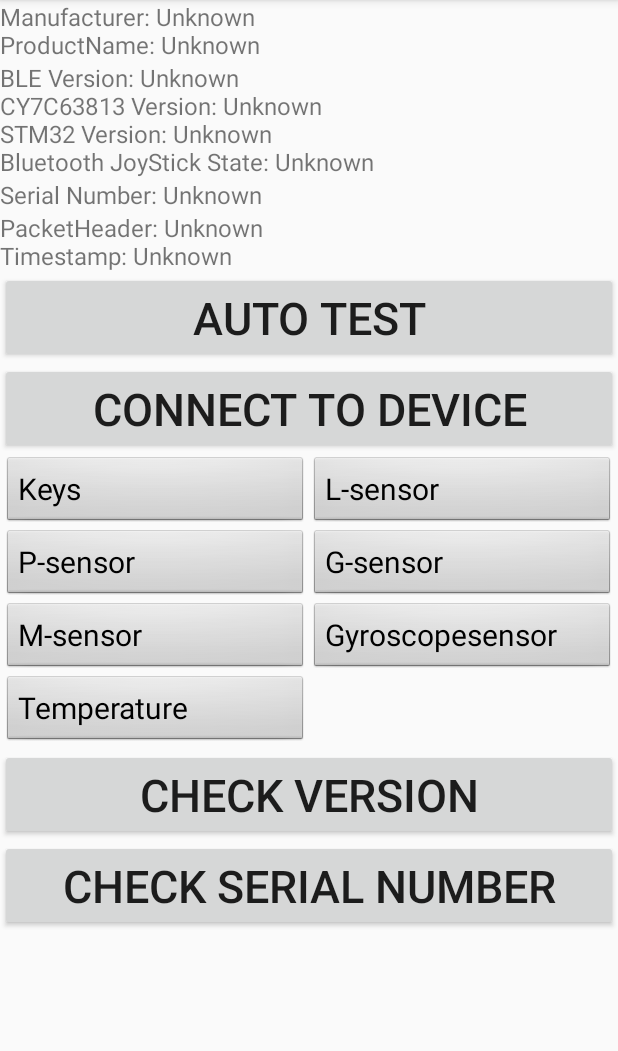
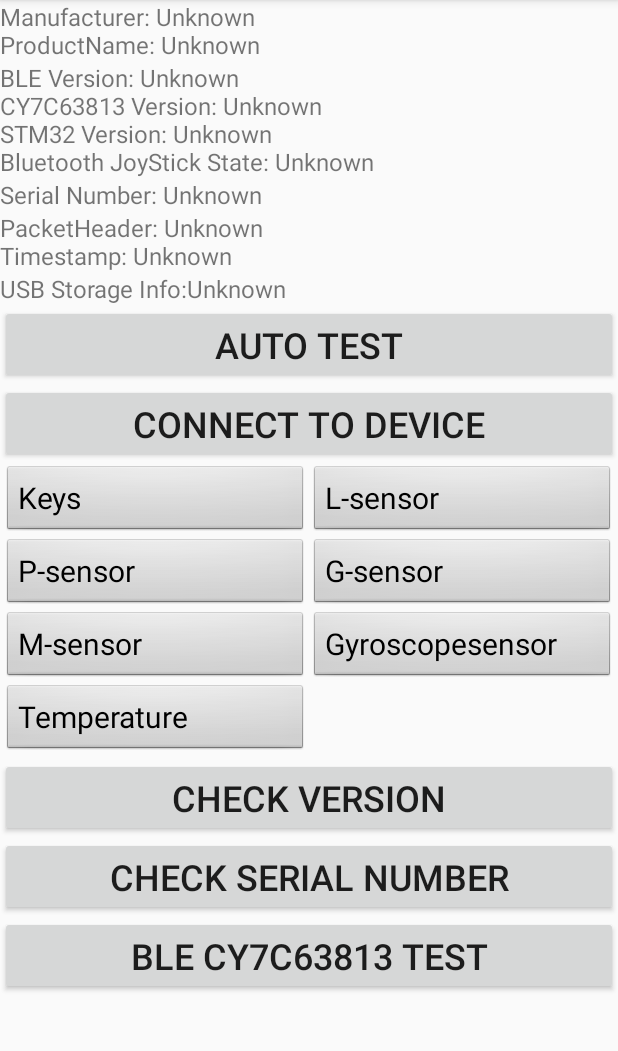
Before and after one commit to MeditationCat/DeviceTestApp, an Android app: the screen it shows after launch (DeviceTestApp), on a phone screen of 412 x 824 dp, the part 84-1135 px from its top. Run offline under Robolectric (Android 15) with nearby library versions, the phone set to English and light mode, and no system bars; 6 statements that could not run were skipped.

Commit message:
release2.2.0712

```diff
--- a/app/build.gradle
+++ b/app/build.gradle
@@ -8,8 +8,8 @@ android {
         applicationId "com.zhi_tech.devicetestapp"
         minSdkVersion 15
         targetSdkVersion 23
-        versionCode 3
-        versionName "2.1"
+        versionCode 4
+        versionName "2.2"
     }
     buildTypes {
         release {
--- a/app/src/main/java/com/zhi_tech/devicetestapp/DeviceTestApp.java
+++ b/app/src/main/java/com/zhi_tech/devicetestapp/DeviceTestApp.java
@@ -5,6 +5,7 @@ import android.content.BroadcastReceiver;
 import android.content.ComponentName;
 import android.content.Context;
 import android.content.Intent;
+import android.content.IntentFilter;
 import android.content.ServiceConnection;
 import android.content.SharedPreferences;
 import android.content.pm.PackageInfo;
@@ -35,9 +36,8 @@ import android.widget.GridView;
 import android.widget.TextView;
 import android.widget.Toast;
 
+import java.io.File;
 import java.io.UnsupportedEncodingException;
-import java.nio.ByteBuffer;
-import java.nio.CharBuffer;
 import java.util.ArrayList;
 import java.util.Locale;
 
@@ -54,9 +54,8 @@ public class DeviceTestApp extends AppCompatActivity implements OnItemClickListe
     private Button mBtCheckVersion;
     private Button mBtCheckSN;
     private Button mBleCy7c63813;
-    private Button mBtSetting;
 
-    private TextView textViewDeviceInfo, textViewPacket, textViewVersion, textViewSN;
+    private TextView textViewDeviceInfo, textViewPacket, textViewVersion, textViewSN, textViewUsbStorageInfo;
 
     public static byte result[] = new byte[AppDefine.DVT_NV_ARRAR_LEN]; //0 default; 1,success; 2,fail; 3,notest
     private boolean mCheckDataSuccess;
@@ -285,22 +284,22 @@ public class DeviceTestApp extends AppCompatActivity implements OnItemClickListe
         mBtCheckSN = (Button) findViewById(R.id.main_bt_checksn);
         mBtCheckSN.setOnClickListener(cl);
         mBleCy7c63813 = (Button) findViewById(R.id.main_bt_ble_cy7c63813);
-        mBtSetting = (Button) findViewById(R.id.main_bt_setting);
-        mBtSetting.setOnClickListener(cl);
-        mBtSetting.setVisibility(View.GONE);
+        mBleCy7c63813.setOnClickListener(cl);
 
         textViewDeviceInfo = (TextView) findViewById(R.id.textViewDeviceInfo);
         textViewPacket = (TextView) findViewById(R.id.textViewPacket);
         textViewVersion = (TextView) findViewById(R.id.textViewVersion);
         textViewSN = (TextView) findViewById(R.id.textViewSN);
+        textViewUsbStorageInfo = (TextView) findViewById(R.id.textViewUsbStorageInfo);
 
         if (IsFactoryMode) {
             mBtAuto.setVisibility(View.GONE);
             mBtUpgrade.setVisibility(View.GONE);
+            textViewUsbStorageInfo.setVisibility(View.GONE);
         } else {
             mBtCalibration.setVisibility(View.GONE);
             mBtUpgrade.setVisibility(View.GONE);
-            mBleCy7c63813.setVisibility(View.GONE);
+            //mBleCy7c63813.setVisibility(View.GONE);
         }
         // init grid view data
         initTestItems();
@@ -315,6 +314,16 @@ public class DeviceTestApp extends AppCompatActivity implements OnItemClickListe
 
         Intent intent = new Intent(DeviceTestApp.this,DeviceTestAppService.class);
         bindService(intent, conn, Context.BIND_AUTO_CREATE);
+
+        IntentFilter filter = new IntentFilter();
+        //filter.addAction(UsbManager.ACTION_USB_DEVICE_ATTACHED);
+        //filter.addAction(UsbManager.ACTION_USB_DEVICE_DETACHED);
+        filter.addAction(Intent.ACTION_MEDIA_EJECT);
+        filter.addAction(Intent.ACTION_MEDIA_MOUNTED);
+        filter.addAction(Intent.ACTION_MEDIA_REMOVED);
+        filter.addAction(Intent.ACTION_MEDIA_UNMOUNTED);
+        filter.addDataScheme("file");
+        registerReceiver(mUsbReceiver, filter);
     }
 
     @Override
@@ -437,6 +446,8 @@ public class DeviceTestApp extends AppCompatActivity implements OnItemClickListe
                 getString(R.string.device_ble_state), getString(R.string.device_unknown)));
         textViewSN.setText(String.format(Locale.US, "%s: %s",
                 getString(R.string.device_serial_number), getString(R.string.device_unknown)));
+        textViewUsbStorageInfo.setText(String.format(Locale.US, "%s:%s",
+                getString(R.string.usb_storage_info), getString(R.string.device_unknown)));
     }
 
     public View.OnClickListener cl = new View.OnClickListener() {
@@ -472,9 +483,11 @@ public class DeviceTestApp extends AppCompatActivity implements OnItemClickListe
                 if (dtaService != null) {
                     dtaService.StartToReadSerialNumber();
                 }
-            } else if (v.getId() == mBtSetting.getId()) {
-                intent.setClassName(DeviceTestApp.this, "com.zhi_tech.devicetestapp.SettingsActivity");
-                startActivity(intent);
+            } else if (v.getId() == mBleCy7c63813.getId()) {
+                //check version request
+                if (dtaService != null) {
+                    dtaService.StartToReadMacAddress();
+                }
             }
         }
     };
@@ -591,7 +604,7 @@ public class DeviceTestApp extends AppCompatActivity implements OnItemClickListe
     protected void onDestroy() {
         Log.d(TAG, Thread.currentThread().getStackTrace()[2].getMethodName() + "");
         unbindService(conn);
-        //unregisterReceiver(mUsbReceiver);
+        unregisterReceiver(mUsbReceiver);
         //close app when usb detached
         android.os. Process.killProcess(android.os.Process.myPid());
         super.onDestroy();
@@ -608,9 +621,8 @@ public class DeviceTestApp extends AppCompatActivity implements OnItemClickListe
             String action = intent.getAction();
             Log.d(TAG, Thread.currentThread().getStackTrace()[2].getMethodName() + TAG + "->" + action);
             if (UsbManager.ACTION_USB_DEVICE_ATTACHED.equals(action)) {
-            }
-
-            if (UsbManager.ACTION_USB_DEVICE_DETACHED.equals(action)) {
+                //
+            } else if (UsbManager.ACTION_USB_DEVICE_DETACHED.equals(action)) {
                 SharedPreferences.Editor editor = mSp.edit();
                 for (int item:itemIds) {
                     editor.putString(getString(item), AppDefine.DT_DEFAULT);
@@ -631,6 +643,50 @@ public class DeviceTestApp extends AppCompatActivity implements OnItemClickListe
 
                     }
                 });
+            } else if (Intent.ACTION_MEDIA_EJECT.equals(action)) {
+                //USB device ejected
+                Log.d(TAG, "--> USB device eject!");
+                textViewUsbStorageInfo.setText(String.format(Locale.US, "%s:%s",
+                        getString(R.string.usb_storage_info), getString(R.string.device_unknown)));
+                //textViewUsbStorageInfo.setTextColor(Color.DKGRAY);
+                textViewUsbStorageInfo.invalidate();
+            } else if (Intent.ACTION_MEDIA_MOUNTED.equals(action)) {
+                //USB device mounted
+                Log.d(TAG, "--> USB device mounted!");
+                String path = intent.getData().getPath() + File.separator;
+                File rootDir = new File(path);
+                Log.d(TAG, String.format(Locale.US, "->path:%s", path));
+                Log.d(TAG, String.format(Locale.US, "->USB Info:%n" +
+                        "Name:%s%n" +
+                        "TotalSpace:%dMB%n" +
+                        "FreeSpace:%dMB%n" +
+                        "%b",
+                        rootDir.getName(),
+                        rootDir.getTotalSpace()/1024/1024,
+                        rootDir.getFreeSpace()/1024/1024,
+                        rootDir.canRead()));
+
+                textViewUsbStorageInfo.setText(String.format(Locale.US, "%s:Name:%s TotalSpace:%dMB",
+                        getString(R.string.usb_storage_info),
+                        rootDir.getName(),
+                        rootDir.getTotalSpace()/1024/1024));
+                //textViewUsbStorageInfo.setTextColor(Color.GREEN);
+                textViewUsbStorageInfo.invalidate();
+
+                File[] subFiles = rootDir.listFiles();
+                if (subFiles == null) {
+                    Log.d(TAG, String.format(Locale.US, "->subFiles = null!"));
+                    return;
+                }
+                for (int i = 0; i < subFiles.length; i++) {
+                    Log.d(TAG, String.format(Locale.US, "->subFiles[%d]:%s", i, subFiles[i].getName()));
+                    if (subFiles[i].isDirectory()) {
+                        File[] subFiles1 = subFiles[i].listFiles();
+                        for (int j = 0; j < subFiles.length; j++) {
+                            Log.d(TAG, String.format(Locale.US, "->subFiles1[%d]:%s", j, subFiles1[i].getName()));
+                        }
+                    }
+                }
             }
         }
     };
--- a/app/src/main/res/layout/activity_main.xml
+++ b/app/src/main/res/layout/activity_main.xml
@@ -43,12 +43,19 @@
                 android:id="@+id/textViewPacket"
                 android:textSize="16sp" />
 
+            <TextView
+                android:layout_width="match_parent"
+                android:layout_height="wrap_content"
+                android:text="@string/usb_storage_info"
+                android:id="@+id/textViewUsbStorageInfo"
+                android:textSize="16sp" />
+
             <Button
                 android:id="@+id/main_bt_autotest"
                 android:layout_width="match_parent"
                 android:layout_height="match_parent"
                 android:text="@string/AutoTest"
-                android:textSize="30sp"
+                android:textSize="24sp"
                 android:gravity="center_vertical|center|center_horizontal" />
 
             <Button
@@ -56,7 +63,7 @@
                 android:layout_width="match_parent"
                 android:layout_height="match_parent"
                 android:text="@string/StartTest"
-                android:textSize="30sp"
+                android:textSize="24sp"
                 android:gravity="center_vertical|center|center_horizontal" />
 
         </LinearLayout>
@@ -88,7 +95,7 @@
                 android:layout_height="wrap_content"
                 android:text="@string/GSensor_calibrate"
                 android:id="@+id/main_bt_calibration"
-                android:textSize="30sp"
+                android:textSize="24sp"
                 android:gravity="center_vertical|center|center_horizontal" />
 
             <Button
@@ -96,7 +103,7 @@
                 android:layout_height="wrap_content"
                 android:text="@string/CheckVersion"
                 android:id="@+id/main_bt_checkversion"
-                android:textSize="30sp"
+                android:textSize="24sp"
                 android:gravity="center_vertical|center|center_horizontal" />
 
             <Button
@@ -104,7 +111,7 @@
                 android:layout_height="wrap_content"
                 android:text="@string/Upgrade"
                 android:id="@+id/main_bt_upgrade"
-                android:textSize="30sp"
+                android:textSize="24sp"
                 android:gravity="center_vertical|center|center_horizontal" />
 
             <Button
@@ -112,7 +119,7 @@
                 android:layout_height="wrap_content"
                 android:text="@string/CheckSN"
                 android:id="@+id/main_bt_checksn"
-                android:textSize="30sp"
+                android:textSize="24sp"
                 android:gravity="center_vertical|center|center_horizontal" />
 
             <Button
@@ -120,20 +127,11 @@
                 android:layout_height="wrap_content"
                 android:text="@string/ble_test"
                 android:id="@+id/main_bt_ble_cy7c63813"
-                android:textSize="30sp"
+                android:textSize="24sp"
                 android:gravity="center_vertical|center|center_horizontal" />
 
         </LinearLayout>
 
-        <Button
-            android:layout_width="match_parent"
-            android:layout_height="wrap_content"
-            android:text="@string/setting"
-            android:id="@+id/main_bt_setting"
-            android:textSize="30sp"
-            android:gravity="center_vertical|center|center_horizontal"
-            android:layout_alignBottom="@+id/linearLayout4" />
-
     </RelativeLayout>
 
 </LinearLayout>
--- a/app/src/main/res/values/strings.xml
+++ b/app/src/main/res/values/strings.xml
@@ -105,6 +105,7 @@
     <string name="device_unknown">Unknown</string>
     <string name="ble_test">BLE CY7C63813 Test</string>
     <string name="ble_test_tip">BLE CY7C63813 Test OK!</string>
+    <string name="usb_storage_info">USB Storage Info</string>
     <string name="setting">Setting</string>
     <string name="about_us">About</string>
     <string name="about_us_info">Version</string>
```
Also changed, not shown: 14 other files.
